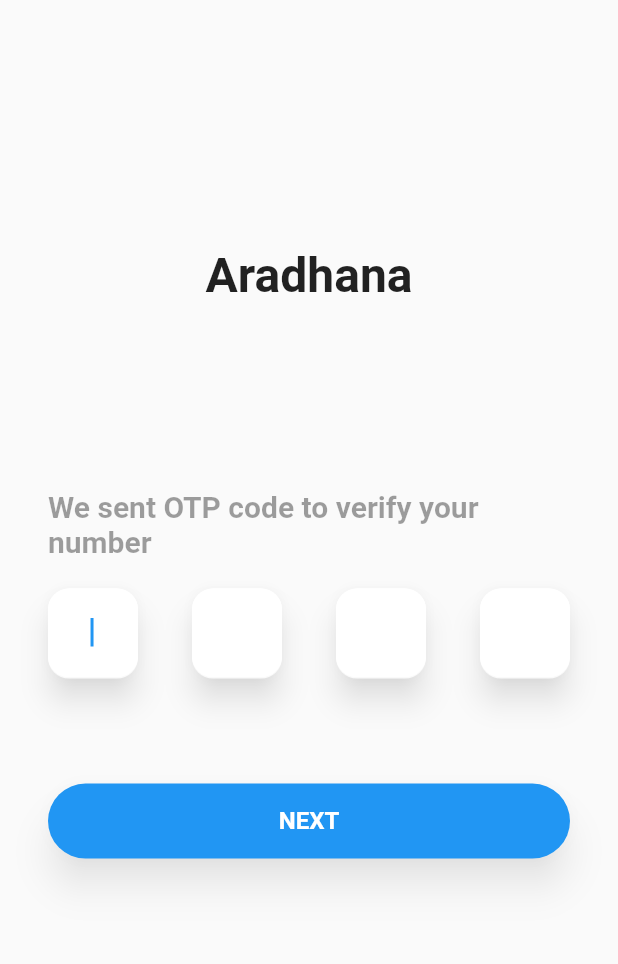
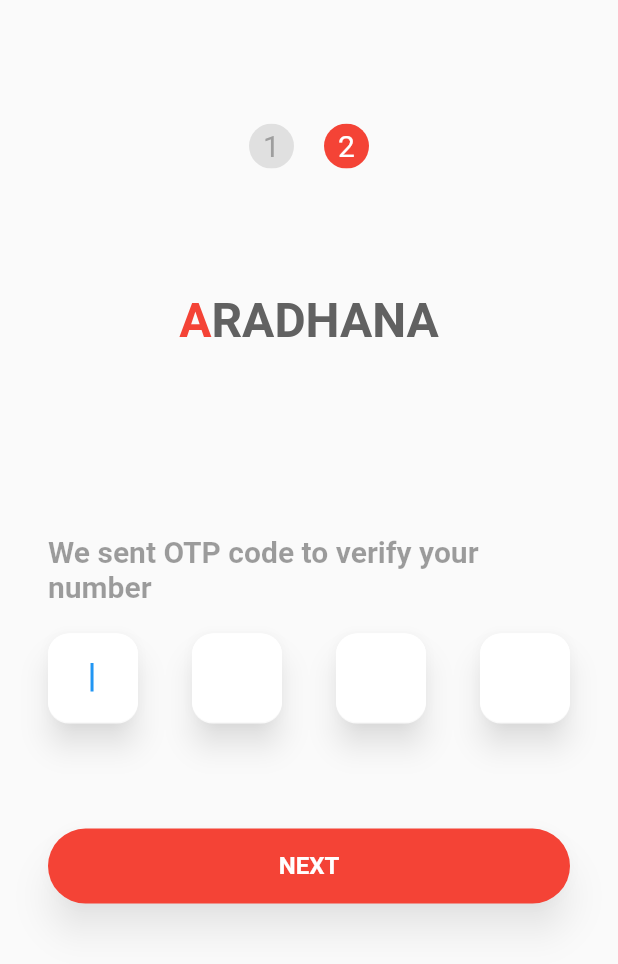
Before and after one commit to mercurystudio99/real_estate, a Flutter app: the screen it shows after launch, after a tap on "NEXT", on a phone screen of 412 x 824 dp. Shown: the top 964 px of the screen. Run offline on Flutter 3.47's test engine with Material 2 defaults, Android fonts, the phone set to English and light mode, and no system bars; our stand-ins replace bottom_navy_bar, carousel_pro, carousel_slider, flutter_easyloading, flutter_html, font_awesome_flutter and 1 more; network calls fail; Roboto replaces fonts that are missing (Arial).

Commit message:
login page update

```diff
--- a/lib/pages/login.dart
+++ b/lib/pages/login.dart
@@ -19,17 +19,63 @@ class _LoginPageState extends State<LoginPage> {
       body: Center(
           child: ListView(
         children: [
-          SizedBox(height: MediaQuery.of(context).size.height * 0.2),
-          Align(
-              alignment: Alignment.center,
-              child: Text(
-                "Aradhana",
+          SizedBox(height: MediaQuery.of(context).size.height * 0.1),
+          Row(
+            mainAxisAlignment: MainAxisAlignment.center,
+            children: [
+              ClipRRect(
+                borderRadius: BorderRadius.circular(50),
+                child: Container(
+                  width: 30,
+                  height: 30,
+                  color: Colors.red,
+                  child: Center(
+                    child: const Text(
+                      '1',
+                      style: TextStyle(color: Colors.white, fontSize: 20),
+                    ),
+                  ),
+                ),
+              ),
+              const SizedBox(width: 20),
+              ClipRRect(
+                borderRadius: BorderRadius.circular(50),
+                child: Container(
+                  width: 30,
+                  height: 30,
+                  color: Colors.grey.shade300,
+                  child: Center(
+                    child: const Text(
+                      '2',
+                      style: TextStyle(color: Colors.grey, fontSize: 20),
+                    ),
+                  ),
+                ),
+              ),
+            ],
+          ),
+          SizedBox(height: MediaQuery.of(context).size.height * 0.1),
+          Row(
+            mainAxisAlignment: MainAxisAlignment.center,
+            children: [
+              Text(
+                "A",
                 style: TextStyle(
-                  color: Colors.black87,
+                  color: Colors.red,
                   fontSize: 32,
                   fontWeight: FontWeight.w600,
                 ),
-              )),
+              ),
+              Text(
+                "RADHANA",
+                style: TextStyle(
+                  color: Colors.grey.shade700,
+                  fontSize: 32,
+                  fontWeight: FontWeight.w600,
+                ),
+              )
+            ],
+          ),
           SizedBox(height: MediaQuery.of(context).size.height * 0.2),
           Align(
               alignment: Alignment.topLeft,
@@ -88,6 +134,7 @@ class _LoginPageState extends State<LoginPage> {
                           MediaQuery.of(context).size.width, //width of button
                       child: ElevatedButton(
                         style: ElevatedButton.styleFrom(
+                            backgroundColor: Colors.red,
                             elevation: 10, //elevation of button
                             shape: RoundedRectangleBorder(
                                 //to set border radius to button
--- a/lib/pages/otp.dart
+++ b/lib/pages/otp.dart
@@ -49,17 +49,63 @@ class _OTPPageState extends State<OTPPage> {
     return Scaffold(
         body: ListView(
       children: <Widget>[
-        SizedBox(height: MediaQuery.of(context).size.height * 0.2),
-        Align(
-            alignment: Alignment.center,
-            child: Text(
-              "Aradhana",
+        SizedBox(height: MediaQuery.of(context).size.height * 0.1),
+        Row(
+          mainAxisAlignment: MainAxisAlignment.center,
+          children: [
+            ClipRRect(
+              borderRadius: BorderRadius.circular(50),
+              child: Container(
+                width: 30,
+                height: 30,
+                color: Colors.grey.shade300,
+                child: Center(
+                  child: const Text(
+                    '1',
+                    style: TextStyle(color: Colors.grey, fontSize: 20),
+                  ),
+                ),
+              ),
+            ),
+            const SizedBox(width: 20),
+            ClipRRect(
+              borderRadius: BorderRadius.circular(50),
+              child: Container(
+                width: 30,
+                height: 30,
+                color: Colors.red,
+                child: Center(
+                  child: const Text(
+                    '2',
+                    style: TextStyle(color: Colors.white, fontSize: 20),
+                  ),
+                ),
+              ),
+            ),
+          ],
+        ),
+        SizedBox(height: MediaQuery.of(context).size.height * 0.1),
+        Row(
+          mainAxisAlignment: MainAxisAlignment.center,
+          children: [
+            Text(
+              "A",
               style: TextStyle(
-                color: Colors.black87,
+                color: Colors.red,
                 fontSize: 32,
                 fontWeight: FontWeight.w600,
               ),
-            )),
+            ),
+            Text(
+              "RADHANA",
+              style: TextStyle(
+                color: Colors.grey.shade700,
+                fontSize: 32,
+                fontWeight: FontWeight.w600,
+              ),
+            )
+          ],
+        ),
         SizedBox(height: MediaQuery.of(context).size.height * 0.15),
         Align(
             alignment: Alignment.topLeft,
@@ -96,6 +142,7 @@ class _OTPPageState extends State<OTPPage> {
               width: MediaQuery.of(context).size.width, //width of button
               child: ElevatedButton(
                 style: ElevatedButton.styleFrom(
+                    backgroundColor: Colors.red,
                     elevation: 10, //elevation of button
                     shape: RoundedRectangleBorder(
                         //to set border radius to button
```
